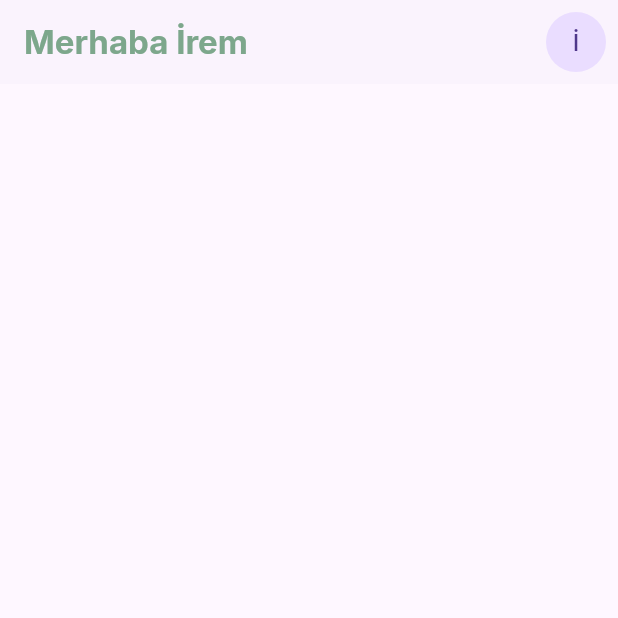
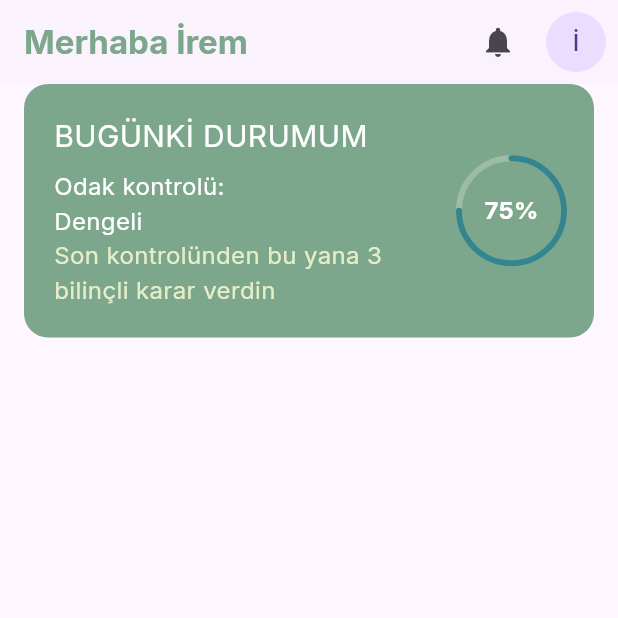
Before and after one commit to sceneup/bagimlilikla_mucadele, a Flutter app: the screen it shows after launch, on a phone screen of 412 x 824 dp, the top half of it. Run offline on Flutter 3.47's test engine with Material 3 defaults, Android fonts, the phone set to English and light mode, and no system bars.

Commit message:
anasayfa kabataslak

```diff
--- a/lib/features/anasayfa/views/anasayfa_view.dart
+++ b/lib/features/anasayfa/views/anasayfa_view.dart
@@ -1,4 +1,6 @@
 import 'package:bagimlilik/core/widgets/custom_app_bar.dart';
+import 'package:bagimlilik/features/anasayfa/widgets/appbar_actions.dart';
+import 'package:bagimlilik/features/anasayfa/widgets/gunluk_durum_kart.dart';
 import 'package:flutter/material.dart';
 
 class AnasayfaView extends StatelessWidget {
@@ -11,19 +13,18 @@ class AnasayfaView extends StatelessWidget {
         title: 'Merhaba İrem',
         centerTitle: false,
         actions: [
-          Padding(
-            padding: EdgeInsets.all(8.0),
-            child: CircleAvatar(
-              radius: 20,
-              child: Text('İ'),
-            ),
-          ),
+         AppBarActions()
         ],
       ),
       body: SingleChildScrollView(
-        child: Column(
-          children: [
-          ],
+        child: Padding(
+          padding: EdgeInsets.symmetric(horizontal: 16.0),
+          child: Column(
+            children: [
+              DailyStatusCard(),
+              SizedBox(height: 8,),
+            ],
+          ),
         ),
       ),
     );
--- /dev/null
+++ b/lib/features/anasayfa/widgets/appbar_actions.dart
@@ -0,0 +1,21 @@
+import 'package:flutter/material.dart';
+
+class AppBarActions extends StatelessWidget {
+  const AppBarActions({super.key});
+
+  @override
+  Widget build(BuildContext context) {
+    return Row(
+      children: [
+        IconButton(onPressed: (){},icon: Icon(Icons.notifications),),
+        Padding(
+          padding: EdgeInsets.all(8),
+          child: CircleAvatar(
+            radius: 20,
+            child: Text("İ"),
+          ),
+        ),
+      ],
+    );
+  }
+}
--- /dev/null
+++ b/lib/features/anasayfa/widgets/gunluk_durum_kart.dart
@@ -0,0 +1,36 @@
+import 'package:bagimlilik/core/colors/app_colors.dart';
+import 'package:bagimlilik/features/anasayfa/widgets/gunluk_progress_indicator.dart';
+import 'package:flutter/material.dart';
+
+class DailyStatusCard extends StatelessWidget {
+  const DailyStatusCard({super.key});
+
+  @override
+  Widget build(BuildContext context) {
+    return Container(
+      padding: const EdgeInsets.all(20),
+      decoration: BoxDecoration(
+        color: AppColors.primary,
+        borderRadius: BorderRadius.circular(16),
+      ),
+      child: Row(
+        children: [
+          Expanded(
+              child: Column(
+                crossAxisAlignment: CrossAxisAlignment.start,
+                children: [
+                  const Text("BUGÜNKİ DURUMUM",style: TextStyle(color: Colors.white,fontSize:20),),
+                  const SizedBox(height: 8,),
+                  const Text("Odak kontrolü:",style: TextStyle(color: Colors.white,fontSize: 16),),
+                  const SizedBox(width: 4),
+                  Text("Dengeli",style: TextStyle(color: Colors.white,fontSize: 16),),
+                  Text("Son kontrolünden bu yana 3 bilinçli karar verdin",style: TextStyle(color: AppColors.secondaryContainer,fontSize: 16),),
+                ],
+              ),
+          ),
+          DailyProgressIndicator(value: 0.75,),
+        ],
+      ),
+    );
+  }
+}
--- /dev/null
+++ b/lib/features/anasayfa/widgets/gunluk_progress_indicator.dart
@@ -0,0 +1,41 @@
+import 'package:bagimlilik/core/colors/app_colors.dart';
+import 'package:flutter/material.dart';
+
+class DailyProgressIndicator extends StatelessWidget {
+  final double value;
+  const DailyProgressIndicator({super.key,required this.value});
+
+  @override
+  Widget build(BuildContext context) {
+    final percentage = (value * 100).toInt();
+
+    return SizedBox(
+      width: 70,
+      height: 70,
+      child: Stack(
+        alignment: Alignment.center,
+        children: [
+          Positioned.fill(
+            child: CircularProgressIndicator(
+              value: value,
+              strokeWidth: 4,
+              valueColor: AlwaysStoppedAnimation(
+                AppColors.accent,
+              ),
+              backgroundColor: Colors.white24,
+              strokeCap: StrokeCap.round,
+            ),
+          ),
+          Text(
+            "$percentage%",
+            style: const TextStyle(
+              color: Colors.white,
+              fontSize: 16,
+              fontWeight: FontWeight.bold,
+            ),
+          )
+        ],
+      ),
+    );
+  }
+}
```
